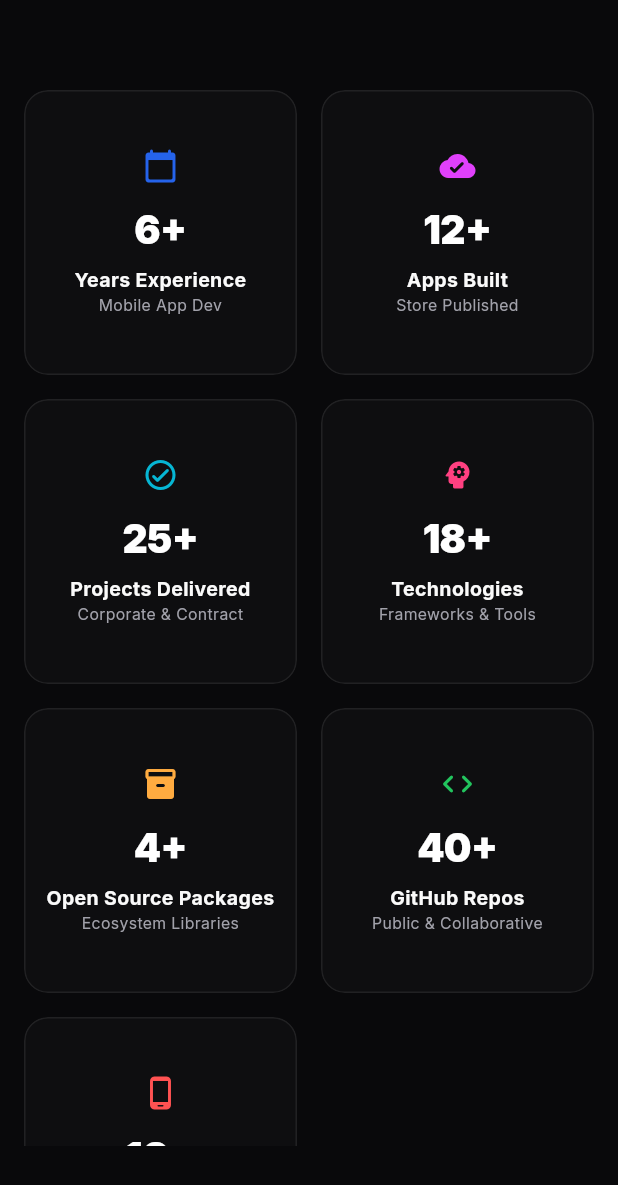
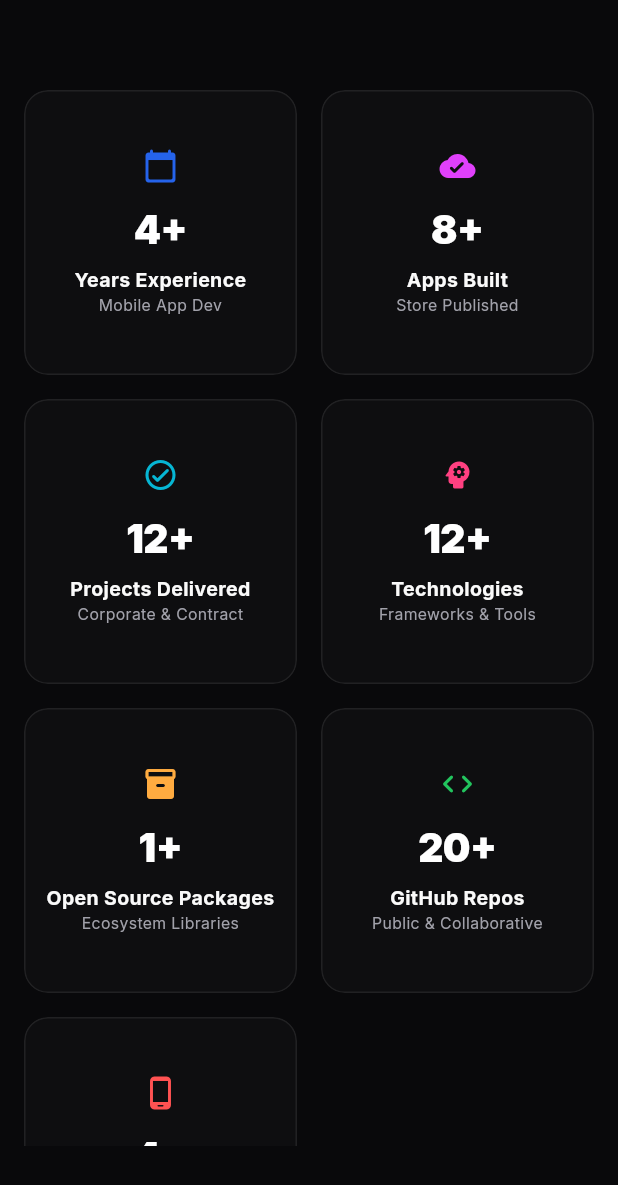
Before and after one commit to inositols/inositol_portfolio, a Flutter app: the AchievementsSection widget shown alone on an empty page, opened directly, on a phone screen of 412 x 824 dp. Shown: the top 1185 px of the screen. Run offline on Flutter 3.47's test engine with Material 3 defaults, Android fonts, the phone set to English and light mode, and no system bars; drawn by our look-alikes of flutter_animate; our stand-ins replace flutter_bloc, google_fonts; network calls fail.

Commit message:
Update portfolio statistics and contact details to align with mid-level Flutter profile

```diff
--- a/lib/features/portfolio/data/datasources/local_data.dart
+++ b/lib/features/portfolio/data/datasources/local_data.dart
@@ -11,7 +11,7 @@ class LocalData {
       technologies: ['Flutter', 'Firebase', 'Bloc', 'Cloud Functions', 'Google Maps', 'Secure Storage'],
       features: ['Offline-First Sync', 'QR Scanner Check-in', 'Certificate Generator', 'Push Notifications', 'Role Management', 'Analytics Dashboard'],
       role: 'Lead Flutter Developer',
-      githubUrl: 'https://github.com/okama-dev/jcommunity',
+      githubUrl: 'https://github.com/inositols/jcommunity',
       playStoreUrl: 'https://play.google.com/store/apps/details?id=com.jcommunity.app',
       appStoreUrl: 'https://apps.apple.com/app/j-community/id123456789',
       liveDemoUrl: 'https://jcommunity.web.app',
@@ -31,13 +31,13 @@ class LocalData {
       category: 'Mobile',
       technologies: ['Flutter', 'Bloc', 'REST API', 'WebSockets', 'Biometrics', 'Hive'],
       features: ['Secure Crypto Wallet', 'Instant Fiat Payouts', 'Automated KYC Verification', 'Real-time Tickers', 'Multi-factor Auth', 'Transaction Exports'],
-      role: 'Senior Flutter Engineer',
-      githubUrl: 'https://github.com/okama-dev/bucapay',
+      role: 'Flutter Mobile Engineer',
+      githubUrl: 'https://github.com/inositols/bucapay',
       playStoreUrl: 'https://play.google.com/store/apps/details?id=com.bucapay.app',
       appStoreUrl: 'https://apps.apple.com/app/bucapay/id987654321',
       liveDemoUrl: 'https://bucapay.com',
       problemStatement: 'High-volume crypto off-ramp operations demand extreme security without sacrificing transaction latency. Mobile clients faced high connection drops on standard networks, causing incomplete checkout sessions and double-payment attempts.',
-      roleDescription: 'As the Senior Flutter Engineer, I designed the cryptocurrency wallet interface, integrated multi-factor biometrics authentication, and implemented real-time price tickers using secure WebSocket connections.',
+      roleDescription: 'As the Flutter Mobile Engineer, I designed the cryptocurrency wallet interface, integrated multi-factor biometrics authentication, and implemented real-time price tickers using secure WebSocket connections.',
       architectureDescription: 'Adheres strictly to SOLID design patterns, decoupling state controllers from network client repositories. Utilizes the BLoC pattern to manage real-time ticker stream subscriptions, ensuring fluid UI rendering.',
       challengesDescription: 'Maintaining stable WebSocket connections over unstable mobile cellular networks while keeping price feeds accurate. Resolving race conditions where users tap "Off-ramp" during rapid price fluctuations.',
       solutionDescription: 'Created a resilient WebSocket reconnect pipeline using an automated exponential backoff algorithm and local caching. Implemented secure hardware cryptography bindings and secure storage to encrypt sensitive keys, alongside server-verified idempotency headers on transfer payloads.',
@@ -53,7 +53,7 @@ class LocalData {
       technologies: ['Flutter', 'Riverpod', 'REST API', 'Stripe Integration', 'Hive', 'Lottie'],
       features: ['Dynamic Cart System', 'Stripe Payment Gateway', 'Multi-tenant Checkout', 'Order Status Tracking', 'Interactive Carousel', 'Offline Cache Sync'],
       role: 'Core Mobile Developer',
-      githubUrl: 'https://github.com/okama-dev/monami',
+      githubUrl: 'https://github.com/inositols/monami',
       liveDemoUrl: 'https://monamishop.web.app',
       problemStatement: 'E-commerce users abandon shopping carts if pages drop frames or load slowly. Loading large product listings with high-density images caused heavy thread blockages and scroll stuttering on lower-end devices.',
       roleDescription: 'As the Core Mobile Developer, I architected the shopping cart engine, optimized image rendering layouts, and integrated the Stripe Payment Gateway SDK.',
@@ -72,7 +72,7 @@ class LocalData {
       technologies: ['Flutter', 'SQFlite', 'Bloc', 'Flutter Local Notifications', 'Fl Chart'],
       features: ['Blood Pressure Logger', 'Blood Sugar Tracker', 'BMI Calculator', 'Local Encrypted DB', 'Recurrent Reminders', 'AI Insights Report'],
       role: 'Solo Developer',
-      githubUrl: 'https://github.com/okama-dev/healthlog',
+      githubUrl: 'https://github.com/inositols/healthlog',
       playStoreUrl: 'https://play.google.com/store/apps/details?id=com.healthlog.app',
       problemStatement: 'Health log users require absolute privacy for sensitive vital stats, making cloud storage undesirable. However, presenting long-term data trends offline without server computations poses heavy graphing and local database challenges.',
       roleDescription: 'As the Solo Developer, I designed the database layer, created the custom analytical graphing interfaces, and implemented biometric authorization structures.',
--- a/lib/features/portfolio/data/repositories/portfolio_repository_impl.dart
+++ b/lib/features/portfolio/data/repositories/portfolio_repository_impl.dart
@@ -35,6 +35,6 @@ class PortfolioRepositoryImpl implements PortfolioRepository {
 
   @override
   Future<List<GitHubRepo>> getGitHubRepos() async {
-    return gitHubApiClient.fetchUserRepos('okama-dev');
+    return gitHubApiClient.fetchUserRepos('inositols');
   }
 }
--- a/lib/features/portfolio/presentation/widgets/about_section.dart
+++ b/lib/features/portfolio/presentation/widgets/about_section.dart
@@ -46,7 +46,7 @@ class AboutSection extends StatelessWidget {
         ),
         const SizedBox(height: 16),
         Text(
-          "I am a results-driven Flutter Engineer with a passion for designing reliable architecture and high-performance cross-platform interfaces. Over the past 6+ years, I have built mobile and web apps across fintech, e-commerce, and logistics, collaborating with distributed teams globally.",
+          "I am a results-driven Flutter Engineer with a passion for designing reliable architecture and high-performance cross-platform interfaces. Over the past 4+ years, I have built mobile and web apps across fintech, e-commerce, and logistics, collaborating with distributed teams globally.",
           style: TextStyle(
             fontSize: 16,
             height: 1.6,
@@ -183,7 +183,7 @@ class AboutSection extends StatelessWidget {
                       ),
                       _codeLine(
                         3,
-                        "  final String role = 'Senior Flutter Developer';",
+                        "  final String role = 'Flutter Mobile Engineer';",
                         Colors.cyanAccent,
                         isDark,
                       ),
--- a/lib/features/portfolio/presentation/widgets/achievements_section.dart
+++ b/lib/features/portfolio/presentation/widgets/achievements_section.dart
@@ -14,7 +14,7 @@ class AchievementsSection extends StatelessWidget {
 
     final List<Map<String, dynamic>> achievements = [
       {
-        'value': 6,
+        'value': 4,
         'suffix': '+',
         'label': 'Years Experience',
         'sub': 'Mobile App Dev',
@@ -22,7 +22,7 @@ class AchievementsSection extends StatelessWidget {
         'color': AppColors.primary,
       },
       {
-        'value': 12,
+        'value': 8,
         'suffix': '+',
         'label': 'Apps Built',
         'sub': 'Store Published',
@@ -30,7 +30,7 @@ class AchievementsSection extends StatelessWidget {
         'color': Colors.purpleAccent,
       },
       {
-        'value': 25,
+        'value': 12,
         'suffix': '+',
         'label': 'Projects Delivered',
         'sub': 'Corporate & Contract',
@@ -38,7 +38,7 @@ class AchievementsSection extends StatelessWidget {
         'color': AppColors.accent,
       },
       {
-        'value': 18,
+        'value': 12,
         'suffix': '+',
         'label': 'Technologies',
         'sub': 'Frameworks & Tools',
@@ -46,7 +46,7 @@ class AchievementsSection extends StatelessWidget {
         'color': Colors.pinkAccent,
       },
       {
-        'value': 4,
+        'value': 1,
         'suffix': '+',
         'label': 'Open Source Packages',
         'sub': 'Ecosystem Libraries',
@@ -54,7 +54,7 @@ class AchievementsSection extends StatelessWidget {
         'color': Colors.orangeAccent,
       },
       {
-        'value': 40,
+        'value': 20,
         'suffix': '+',
         'label': 'GitHub Repos',
         'sub': 'Public & Collaborative',
@@ -62,7 +62,7 @@ class AchievementsSection extends StatelessWidget {
         'color': AppColors.success,
       },
       {
-        'value': 10,
+        'value': 4,
         'suffix': '+',
         'label': 'Production Apps',
         'sub': 'FinTech & Enterprise',
```
Also changed, not shown: lib/core/widgets/expanding_fab.dart (+26 -11 lines), lib/features/portfolio/data/datasources/github_api_client.dart (+4 -4 lines), lib/features/portfolio/presentation/widgets/contact_section.dart (+6 -6 lines), lib/features/portfolio/presentation/widgets/hero_section.dart (+6 -6 lines), lib/features/portfolio/presentation/widgets/open_source_section.dart (+5 -5 lines), 1 other file.
